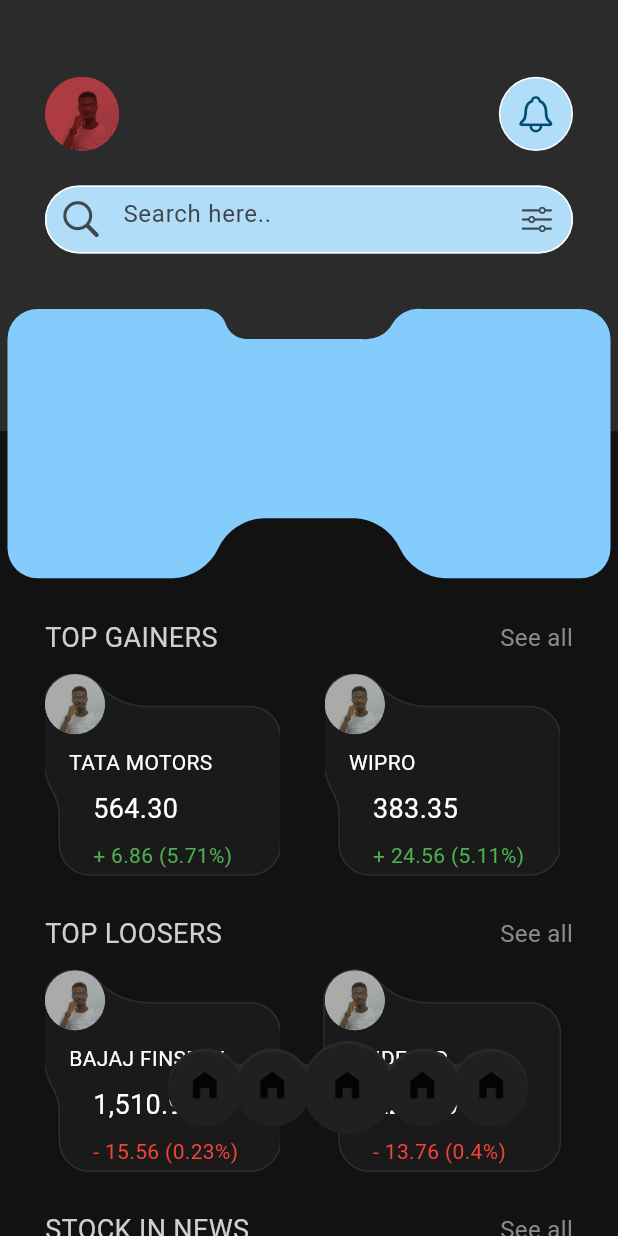
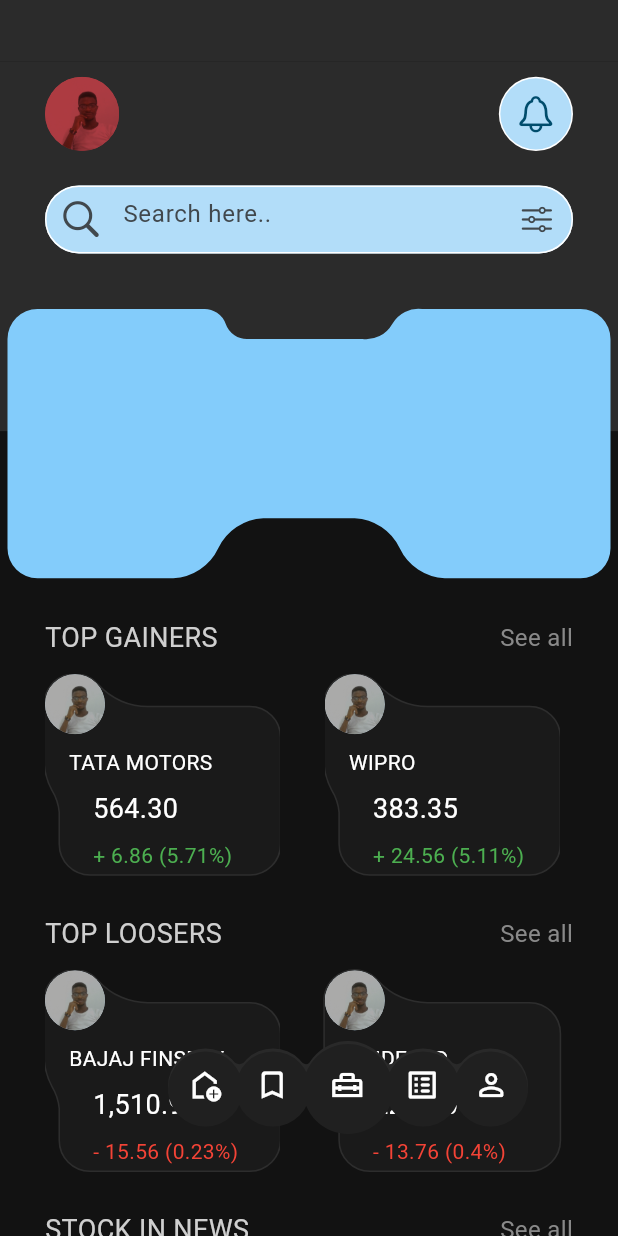
Before and after one commit to kenresoft/stockup_app, a Flutter app: the screen it shows after launch, on a phone screen of 412 x 824 dp. Run offline on Flutter 3.47's test engine with Material 3 defaults, Android fonts, the phone set to English and light mode, and no system bars; our stand-ins replace fl_chart; missing offline and left inert: fontresoft.

Commit message:
Update portfolio.dart

```diff
--- a/lib/ui/portfolio.dart
+++ b/lib/ui/portfolio.dart
@@ -213,35 +213,35 @@ class _PortfolioState extends State<Portfolio> {
                     top: 17.5,
                     left: 12.5,
                     child: GestureDetector(
-                      child: const Icon(Icons.home_filled),
+                      child: const Icon(Icons.add_home_outlined, color: Colors.white),
                     ),
                   ),
                   Positioned(
                     top: 17.5,
                     left: 57.5,
                     child: GestureDetector(
-                      child: const Icon(Icons.home_filled),
+                      child: const Icon(Icons.bookmark_border_rounded, color: Colors.white),
                     ),
                   ),
                   Positioned(
                     top: 17.5,
                     left: 107.5,
                     child: GestureDetector(
-                      child: const Icon(Icons.home_filled),
+                      child: const Icon(Icons.home_repair_service_outlined, color: Colors.white),
                     ),
                   ),
                   Positioned(
                     top: 17.5,
                     left: 157.5,
                     child: GestureDetector(
-                      child: const Icon(Icons.home_filled),
+                      child: const Icon(Icons.list_alt_rounded, color: Colors.white),
                     ),
                   ),
                   Positioned(
                     top: 17.5,
                     left: 203.5,
                     child: GestureDetector(
-                      child: const Icon(Icons.home_filled),
+                      child: const Icon(Icons.person_outline_rounded, color: Colors.white),
                     ),
                   ),
                 ],
```
